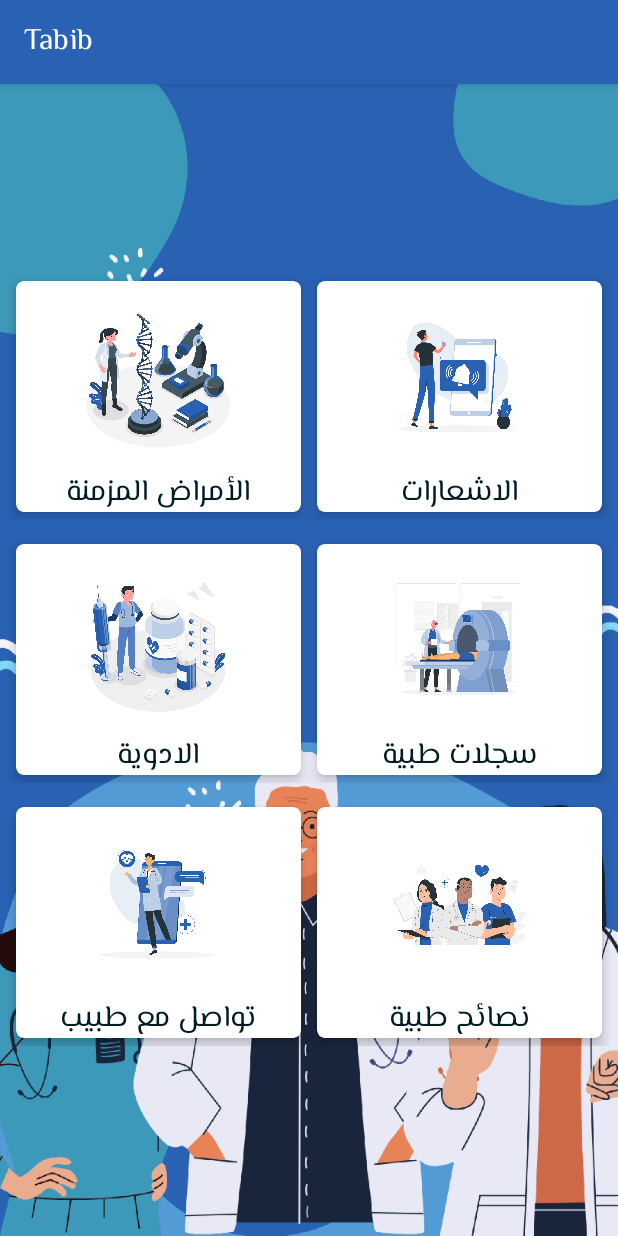
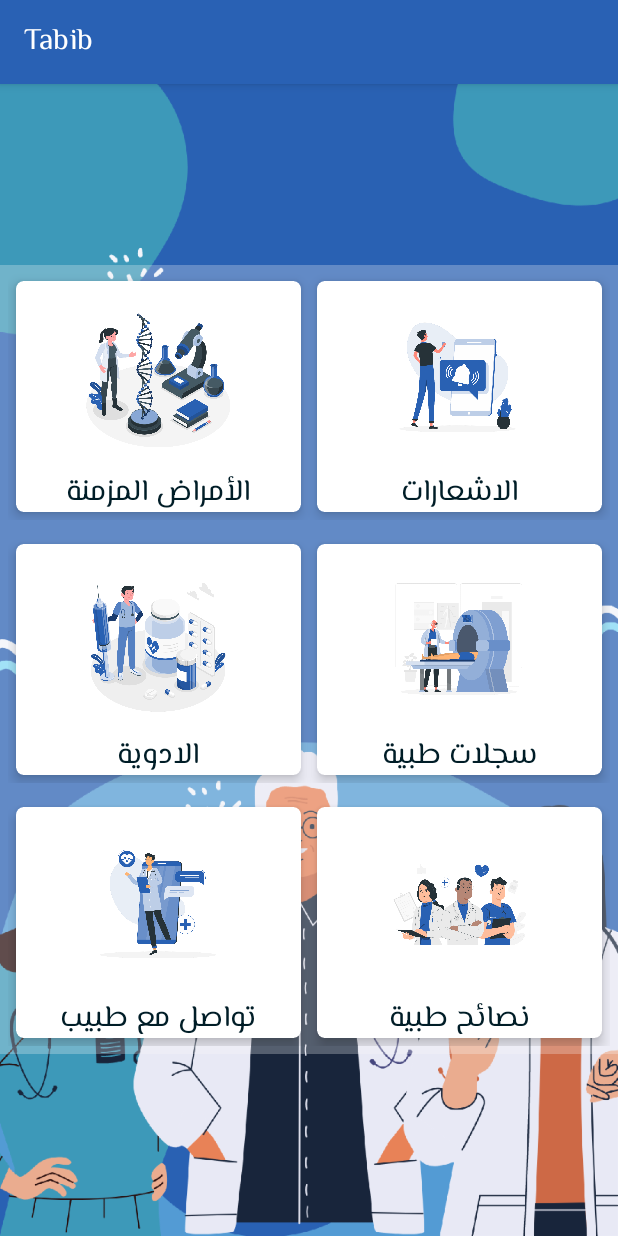
Before and after one commit to ZeyadAlQutaifan/Tabib, an Android app: the HomeActivity screen opened directly, with no data from a screen before it, on a phone screen of 412 x 824 dp. Run offline under Robolectric (Android 15) with nearby library versions, the phone set to English and light mode, and no system bars.

Commit message:
26/4/2022

```diff
--- a/app/src/main/java/screens/HomeActivity.java
+++ b/app/src/main/java/screens/HomeActivity.java
@@ -2,7 +2,9 @@ package screens;
 
 import androidx.appcompat.app.AppCompatActivity;
 
+import android.content.Intent;
 import android.os.Bundle;
+import android.view.View;
 
 import com.example.tabib.R;
 
@@ -13,4 +15,8 @@ public class HomeActivity extends AppCompatActivity {
         super.onCreate(savedInstanceState);
         setContentView(R.layout.activity_home);
     }
+
+    public void toMedicalRecords(View view) {
+        startActivity(new Intent(HomeActivity.this , MedicalRecordsActivity.class));
+    }
 }
--- a/app/src/main/res/drawable/blue_button_background.xml
+++ b/app/src/main/res/drawable/blue_button_background.xml
@@ -1,6 +1,6 @@
 <?xml version="1.0" encoding="utf-8"?>
 <shape xmlns:android="http://schemas.android.com/apk/res/android">
-<solid android:color="@color/background"/>
-    <corners android:radius="10dp"/>
+<solid android:color="@color/white"/>
+    <corners android:radius="15dp"/>
     <padding android:top="10dp" android:bottom="10dp"/>
 </shape>
--- a/app/src/main/res/layout/activity_home.xml
+++ b/app/src/main/res/layout/activity_home.xml
@@ -14,6 +14,16 @@
         android:layout_height="match_parent"
         android:layout_gravity="center">
 
+
+        <FrameLayout
+            android:layout_width="0dp"
+            android:layout_height="0dp"
+            android:background="#46F8F8F8"
+
+            app:layout_constraintBottom_toBottomOf="parent"
+            app:layout_constraintEnd_toEndOf="parent"
+            app:layout_constraintStart_toStartOf="parent"
+            app:layout_constraintTop_toTopOf="parent" />
 
 
 
@@ -147,7 +157,7 @@
                 android:layout_height="match_parent"
                 android:layout_margin="5dp"
                 android:layout_weight="1"
-
+                android:onClick="toMedicalRecords"
                 app:cardCornerRadius="5dp"
                 app:cardElevation="5dp">
 
```
Also changed, not shown: app/src/main/AndroidManifest.xml (+7 -5 lines), app/src/main/res/layout/activity_login.xml (+4 -3 lines), app/src/main/res/drawable-hdpi/login_bro.png (added), app/src/main/res/drawable-mdpi/login_bro.png (added), app/src/main/res/drawable-xhdpi/login_bro.png (added), app/src/main/res/drawable-xxhdpi/login_bro.png (added), app/src/main/res/drawable-xxxhdpi/login_bro.png (added).
